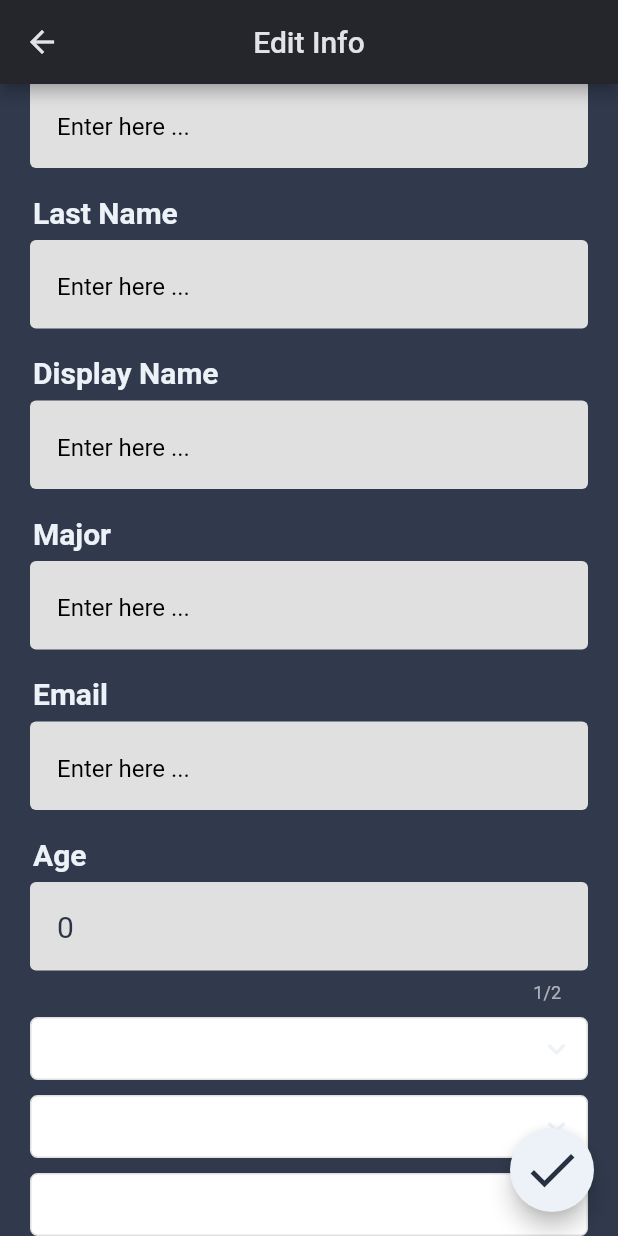
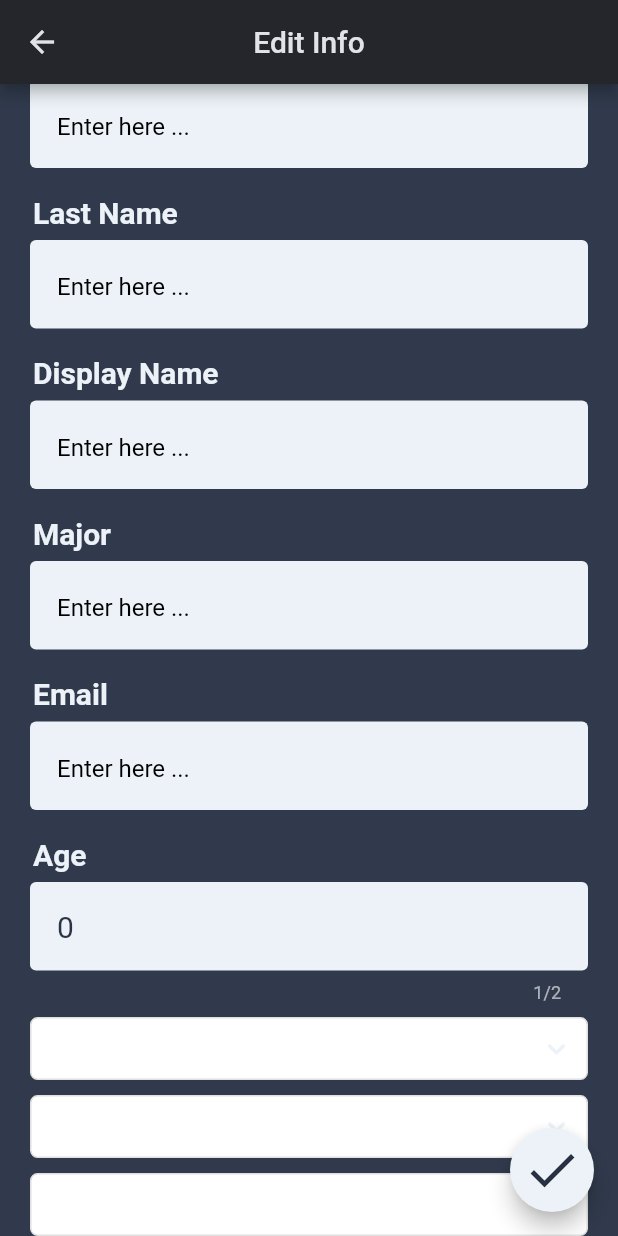
Before and after one commit to Nizar-Sweiss/Coding_Exercise, a Flutter app: the EditProfileScreen screen opened directly with empty values, scrolled down 267 dp, on a phone screen of 412 x 824 dp. Run offline on Flutter 3.47's test engine with Material 2 defaults, Android fonts, the phone set to English and light mode, and no system bars; drawn by our look-alikes of csc_picker; our stand-ins replace cloud_firestore, email_validator, file_picker, firebase_core, firebase_storage; accounts and stored records are empty; generated files the repository leaves out were written again; network calls fail.

Commit message:
refactor: App Colors Class

```diff
--- /dev/null
+++ b/userprofile/lib/style/app_colors.dart
@@ -0,0 +1,27 @@
+import 'package:flutter/material.dart';
+
+class AppColors {
+  static const black_Text = Color.fromARGB(255, 0, 0, 0);
+
+  static const oxford_blue_tint_1 = Color.fromARGB(255, 43, 52, 69);
+  static const oxford_blue_tint_2 = Color.fromARGB(255, 48, 58, 76);
+  static const oxford_blue_tint_3 = Color.fromARGB(255, 76, 92, 111);
+  static const oxford_blue_tint_4 = Color.fromARGB(255, 66, 84, 102);
+  static const oxford_blue_tint_5 = Color.fromARGB(255, 79, 92, 111);
+
+  static const blue_tint_1 = Color.fromARGB(255, 76, 121, 255);
+  static const blue_tint_2 = Color.fromARGB(255, 134, 154, 233);
+
+  static const red_error = Color.fromARGB(255, 255, 15, 15);
+  static const red_tint_1 = Color.fromARGB(255, 255, 74, 74);
+  static const red_tint_2 = Color.fromARGB(255, 255, 186, 186);
+
+  static const light_blue_tint_1 = Color.fromARGB(255, 123, 143, 177);
+  static const light_blue_tint_2 = Color.fromARGB(255, 236, 242, 247);
+
+  static const light_grey_tint_1 = Color.fromARGB(255, 184, 193, 202);
+
+  static const light_green_tint_1 = Color.fromARGB(255, 210, 255, 206);
+  static const light_yellow_tint_2 = Color.fromARGB(255, 250, 255, 190);
+  static const light_green_tint_2 = Color.fromARGB(255, 14, 170, 0);
+}
--- a/userprofile/lib/widgets/defualt_text_field.dart
+++ b/userprofile/lib/widgets/defualt_text_field.dart
@@ -1,4 +1,6 @@
 import 'package:flutter/material.dart';
+
+import '../style/app_colors.dart';
 
 class DefaultFormField extends StatefulWidget {
   final String hint;
@@ -47,22 +49,22 @@ class _DefaultFormFieldState extends State<DefaultFormField> {
               decoration: InputDecoration(
                 // Setting the background color of the TextFormField.
                 filled: true,
-                fillColor: Color.fromARGB(255, 224, 224, 224),
+                fillColor: AppColors.light_blue_tint_2,
                 focusedErrorBorder: OutlineInputBorder(
                   borderRadius: BorderRadius.circular(4),
                   borderSide: const BorderSide(
-                    color: Colors.black,
+                    color: AppColors.black_Text,
                     width: 1,
                   ),
                 ),
                 errorStyle: const TextStyle(
                   fontSize: 15,
-                  color: Color.fromARGB(255, 250, 0, 0),
+                  color: AppColors.red_error,
                 ),
                 errorBorder: OutlineInputBorder(
                   borderRadius: BorderRadius.circular(4),
                   borderSide: const BorderSide(
-                    color: Color.fromARGB(255, 255, 0, 0),
+                    color: AppColors.red_error,
                     width: 1.5,
                   ),
                 ),
@@ -77,7 +79,7 @@ class _DefaultFormFieldState extends State<DefaultFormField> {
                 // Setting the hint text and hint style.
                 hintText: widget.hint,
                 hintStyle: const TextStyle(
-                  color: Colors.black,
+                  color: AppColors.black_Text,
                   fontSize: 16,
                   fontWeight: FontWeight.w400,
                 ),
```
Also changed, not shown: userprofile/lib/screens/error_route_screen.dart (+8 -6 lines), userprofile/lib/style/app_style.dart (+11 -32 lines).
